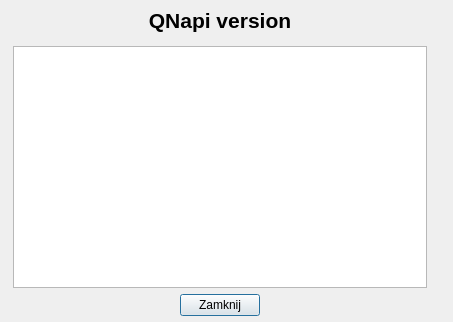
First picture: the form in ui/frmabout.ui, repository QNapi/qnapi, before the edit.
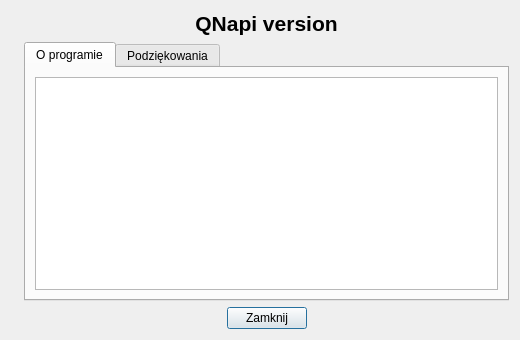
Second picture: the form after the edit. Icons and pictures are not drawn.

Commit message: Dodane podziekowania + resizeEvent wywalony na korzysc layoutow

Patch:
```diff
--- a/ui/frmabout.ui
+++ b/ui/frmabout.ui
@@ -8,10 +8,16 @@
    <rect>
     <x>0</x>
     <y>0</y>
-    <width>453</width>
-    <height>322</height>
+    <width>520</width>
+    <height>340</height>
    </rect>
   </property>
+  <property name="sizePolicy" >
+   <sizepolicy vsizetype="Expanding" hsizetype="Expanding" >
+    <horstretch>0</horstretch>
+    <verstretch>0</verstretch>
+   </sizepolicy>
+  </property>
   <property name="minimumSize" >
    <size>
     <width>400</width>
@@ -24,15 +30,6 @@
   <property name="windowIcon" >
    <iconset resource="../src/resources.qrc" >:/icon/qnapi-48-icon.png</iconset>
   </property>
-  <widget class="QWidget" name="horizontalLayout" >
-   <property name="geometry" >
-    <rect>
-     <x>0</x>
-     <y>0</y>
-     <width>452</width>
-     <height>321</height>
-    </rect>
-   </property>
    <layout class="QHBoxLayout" >
     <item>
      <widget class="QLabel" name="lbIcon" >
@@ -60,18 +57,6 @@
      <layout class="QVBoxLayout" >
       <item>
        <widget class="QLabel" name="lbTitle" >
-        <property name="sizePolicy" >
-         <sizepolicy vsizetype="Fixed" hsizetype="Preferred" >
-          <horstretch>0</horstretch>
-          <verstretch>0</verstretch>
-         </sizepolicy>
-        </property>
-        <property name="minimumSize" >
-         <size>
-          <width>0</width>
-          <height>40</height>
-         </size>
-        </property>
         <property name="font" >
          <font>
           <pointsize>16</pointsize>
@@ -88,25 +73,44 @@
        </widget>
       </item>
       <item>
+      <widget class="QTabWidget" name="tabWidget" >
+       <property name="currentIndex" >
+        <number>0</number>
+       </property>
+       <widget class="QWidget" name="tabAbout" >
+        <attribute name="title" >
+         <string>O programie</string>
+        </attribute>
+        <layout class="QHBoxLayout" >
+         <item>
        <widget class="QTextBrowser" name="tbAbout" >
-        <property name="html" >
-         <string>&lt;html>&lt;head>&lt;meta name="qrichtext" content="1" />&lt;style type="text/css">
-p, li { white-space: pre-wrap; }
-&lt;/style>&lt;/head>&lt;body style=" font-family:'Sans Serif'; font-size:10pt; font-weight:400; font-style:normal;">
-&lt;p style="-qt-paragraph-type:empty; margin-top:12px; margin-bottom:12px; margin-left:0px; margin-right:0px; -qt-block-indent:0; text-indent:0px;">&lt;/p>&lt;/body>&lt;/html></string>
-        </property>
-        <property name="acceptRichText" >
+           <property name="openExternalLinks" >
          <bool>true</bool>
         </property>
+          </widget>
+         </item>
+        </layout>
+       </widget>
+       <widget class="QWidget" name="tabThanks" >
+        <attribute name="title" >
+         <string>Podziękowania</string>
+        </attribute>
+        <layout class="QHBoxLayout" >
+         <item>
+          <widget class="QTextBrowser" name="tbThanks" >
         <property name="openExternalLinks" >
          <bool>true</bool>
         </property>
        </widget>
       </item>
+        </layout>
+       </widget>
+      </widget>
+     </item>
       <item>
        <layout class="QHBoxLayout" >
-        <property name="bottomMargin" >
-         <number>5</number>
+       <property name="topMargin" >
+        <number>0</number>
         </property>
         <item>
          <spacer>
@@ -145,24 +149,7 @@
       </item>
      </layout>
     </item>
-    <item>
-     <spacer>
-      <property name="orientation" >
-       <enum>Qt::Horizontal</enum>
-      </property>
-      <property name="sizeType" >
-       <enum>QSizePolicy::Fixed</enum>
-      </property>
-      <property name="sizeHint" >
-       <size>
-        <width>25</width>
-        <height>20</height>
-       </size>
-      </property>
-     </spacer>
-    </item>
-   </layout>
-  </widget>
+  </layout>
  </widget>
  <resources>
   <include location="../src/resources.qrc" />
```
Left out of the diff: 8 changed lines with no effect on the pictures. Lines whose indentation alone changed are shown as unchanged. The commit also changes 2 other files.
